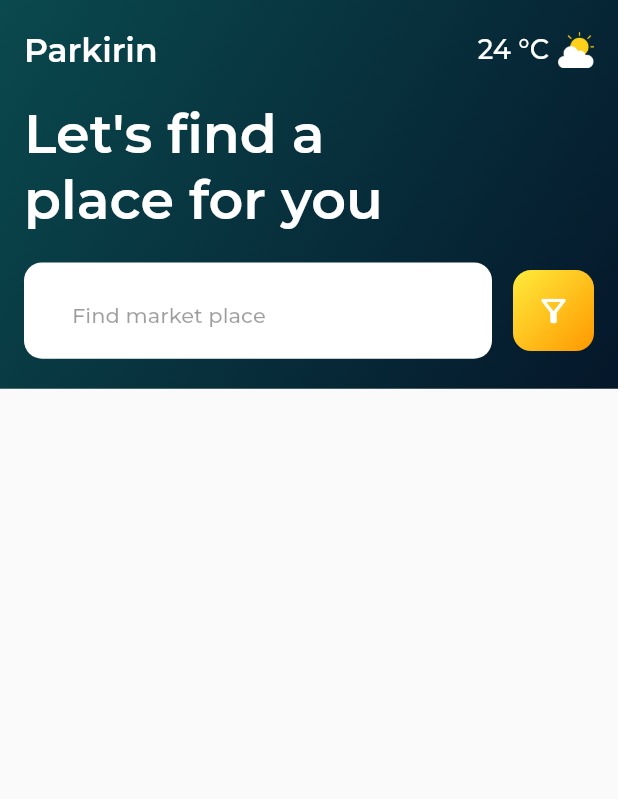
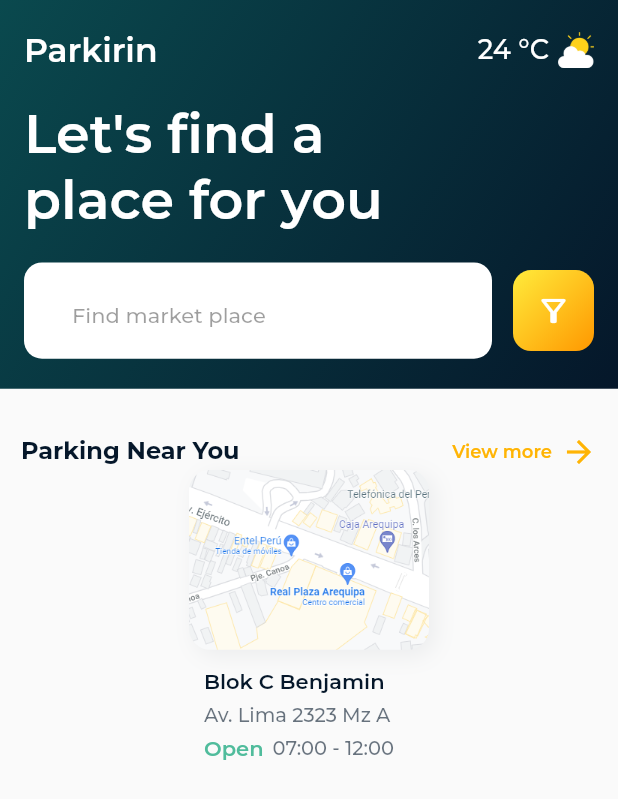
Before and after one commit to stark-ace-1891/tf08p_0020_codigo_ui, a Flutter app: the screen it shows after launch, on a phone screen of 412 x 824 dp. Shown: the top 799 px of the screen. Run offline on Flutter 3.47's test engine with Material 2 defaults, Android fonts, the phone set to English and light mode, and no system bars; our stand-ins replace google_fonts.

```diff
--- a/lib/pages/constantes.dart
+++ b/lib/pages/constantes.dart
@@ -0,0 +1,5 @@
+import 'package:flutter/material.dart';
+
+Color kColorPrimary = const Color(0xff05172a);
+Color kColorSecondary = const Color(0xff0a494e);
+Color kColorTertiary = const Color(0xffffb404);
--- a/lib/pages/home_page.dart
+++ b/lib/pages/home_page.dart
@@ -2,6 +2,7 @@ import 'package:flutter/material.dart';
 import 'package:flutter/src/widgets/framework.dart';
 import 'package:flutter/src/widgets/placeholder.dart';
 import 'package:google_fonts/google_fonts.dart';
+import 'package:tf08p_0020_codigo_ui/pages/constantes.dart';
 
 class HomePage extends StatelessWidget {
   const HomePage({super.key});
@@ -27,8 +28,8 @@ class HomePage extends StatelessWidget {
                   begin: Alignment.topLeft,
                   end: Alignment.bottomRight,
                   colors: [
-                    Color(0xff0a494e),
-                    Color(0xff05172a),
+                    kColorSecondary,
+                    kColorPrimary,
                   ],
                 ),
               ),
@@ -140,6 +141,137 @@ class HomePage extends StatelessWidget {
                 ),
               ),
             ),
+            Padding(
+              padding: const EdgeInsets.symmetric(
+                horizontal: 14,
+                vertical: 30,
+              ),
+              child: Column(
+                children: [
+                  Row(
+                    mainAxisAlignment: MainAxisAlignment.spaceBetween,
+                    children: [
+                      Text(
+                        "Parking Near You",
+                        style: GoogleFonts.montserrat(
+                          fontSize: 16,
+                          fontWeight: FontWeight.w700,
+                          color: kColorPrimary,
+                        ),
+                      ),
+                      Row(
+                        children: [
+                          Text(
+                            "View more",
+                            style: GoogleFonts.montserrat(
+                              fontSize: 12,
+                              fontWeight: FontWeight.w600,
+                              color: kColorTertiary,
+                            ),
+                          ),
+                          SizedBox(
+                            width: 6,
+                          ),
+                          Icon(
+                            Icons.arrow_forward,
+                            color: kColorTertiary,
+                          ),
+                        ],
+                      ),
+                    ],
+                  ),
+                  Container(
+                    width: 160,
+                    child: Column(
+                      crossAxisAlignment: CrossAxisAlignment.start,
+                      children: [
+                        Container(
+                          height: 120,
+                          decoration: BoxDecoration(
+                            borderRadius: BorderRadius.circular(14),
+                            boxShadow: [
+                              BoxShadow(
+                                color: kColorPrimary.withOpacity(0.06),
+                                blurRadius: 12,
+                                offset: Offset(4, 4),
+                              ),
+                            ],
+                            image: DecorationImage(
+                              fit: BoxFit.cover,
+                              image: AssetImage(
+                                "assets/images/maps.png",
+                              ),
+                            ),
+                          ),
+                        ),
+                        Padding(
+                          padding: const EdgeInsets.symmetric(
+                            horizontal: 10,
+                            vertical: 12,
+                          ),
+                          child: Column(
+                            crossAxisAlignment: CrossAxisAlignment.start,
+                            children: [
+                              Text(
+                                "Blok C Benjamin",
+                                overflow: TextOverflow.ellipsis,
+                                maxLines: 1,
+                                style: GoogleFonts.montserrat(
+                                  color: kColorPrimary,
+                                  fontWeight: FontWeight.w600,
+                                ),
+                              ),
+                              SizedBox(
+                                height: 6,
+                              ),
+                              Text(
+                                "Av. Lima 2323 Mz A",
+                                overflow: TextOverflow.ellipsis,
+                                maxLines: 1,
+                                style: GoogleFonts.montserrat(
+                                  color: kColorPrimary.withOpacity(0.6),
+                                  fontSize: 13,
+                                  fontWeight: FontWeight.w500,
+                                ),
+                              ),
+                              SizedBox(
+                                height: 6,
+                              ),
+                              Row(
+                                children: [
+                                  Text(
+                                    "Open",
+                                    style: GoogleFonts.montserrat(
+                                      color: Color(0xff50bc9c),
+                                      fontWeight: FontWeight.w600,
+                                    ),
+                                  ),
+                                  SizedBox(
+                                    width: 6,
+                                  ),
+                                  Expanded(
+                                    child: Text(
+                                      "07:00 - 12:00",
+                                      overflow: TextOverflow.ellipsis,
+                                      maxLines: 1,
+                                      style: GoogleFonts.montserrat(
+                                        color: kColorPrimary.withOpacity(0.6),
+                                        fontSize: 13,
+                                        fontWeight: FontWeight.w500,
+                                      ),
+                                    ),
+                                  ),
+                                ],
+                              ),
+                            ],
+                          ),
+                        ),
+                      ],
+                    ),
+                  ),
+                ],
+              ),
+            ),
           ],
         ),
       ),
```
Also changed, not shown: pubspec.lock, 1 other file.
